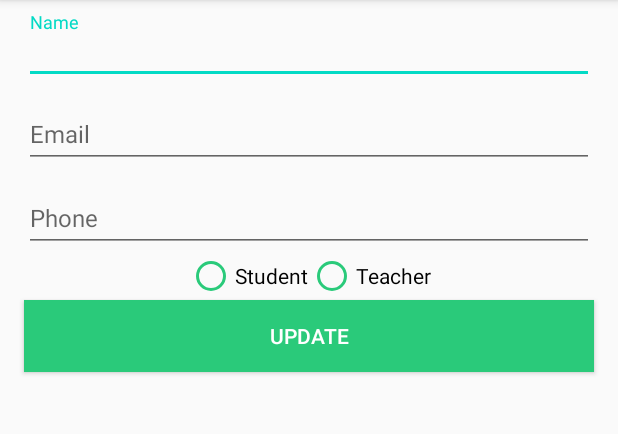
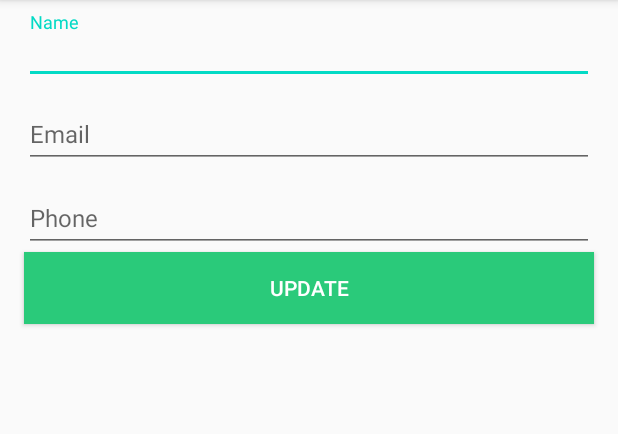
Before and after one commit to d19ce149/SmartStudyApp, an Android app: the UpdateActivity screen opened directly, with no data from a screen before it, on a phone screen of 412 x 824 dp, the part 84-518 px from its top. Run offline under Robolectric (Android 15) with nearby library versions, the phone set to English and light mode, and no system bars; our stand-ins replace Volley; network calls fail; Roboto replaces fonts that are not available here.

Commit message:
beta commit

```diff
--- a/app/src/main/java/com/amitvikram/smartstudyapp/RegisterActivity.java
+++ b/app/src/main/java/com/amitvikram/smartstudyapp/RegisterActivity.java
@@ -287,7 +287,7 @@ public class RegisterActivity extends AppCompatActivity {
             Toast.makeText(this, "Please select student or teacher", Toast.LENGTH_LONG).show();
             return;
         }
-        if (!validateUname() || !validatePhone() || !validateEmail() || !validatePassword()) {
+        if (!validateUname() || !validatePhone() || !validateEmail() || !validatePassword() || !validateConfirmPassword()) {
             Toast.makeText(this, "PLease Enter All The Correct Details!!!", Toast.LENGTH_LONG);
 //            loading.setVisibility(View.GONE);
 //            btn_regist.setVisibility(View.VISIBLE);
@@ -311,7 +311,7 @@ public class RegisterActivity extends AppCompatActivity {
                                     Intent intent = new Intent(RegisterActivity.this, LoginActivity.class);
                                     startActivity(intent);
                                 } else {
-                                    Toast.makeText(RegisterActivity.this, "Register Success!", Toast.LENGTH_SHORT).show();
+//                                    Toast.makeText(RegisterActivity.this, "Register Success!", Toast.LENGTH_SHORT).show();
 //                                    loading.setVisibility(View.GONE);
 //                                    btn_regist.setVisibility(View.VISIBLE);
                                 }
@@ -319,7 +319,7 @@ public class RegisterActivity extends AppCompatActivity {
 
                             } catch (JSONException e) {
                                 e.printStackTrace();
-                                Toast.makeText(RegisterActivity.this, "User Already Exist. " + e.toString(), Toast.LENGTH_SHORT).show();
+                                Toast.makeText(RegisterActivity.this, "Error" + e.toString(), Toast.LENGTH_SHORT).show();
 //                                loading.setVisibility(View.GONE);
 //                                btn_regist.setVisibility(View.VISIBLE);
                             }
--- a/app/src/main/java/com/amitvikram/smartstudyapp/UpdateActivity.java
+++ b/app/src/main/java/com/amitvikram/smartstudyapp/UpdateActivity.java
@@ -30,9 +30,9 @@ import java.util.Map;
 public class UpdateActivity extends AppCompatActivity {
     private TextInputEditText txtName, txtPhone, txtEmail;
     private static String URL_REGIST = "http://smartstudyapp.000webhostapp.com/update_user_details.php";
-    private RadioButton radioButtonStudent, radioButtonTeacher;
+//    private RadioButton radioButtonStudent, radioButtonTeacher;
     private String userType = "";
-    private RadioGroup radioGroup;
+//    private RadioGroup radioGroup;
     private String old_email;
     private Button updateBtn;
     @Override
@@ -42,25 +42,26 @@ public class UpdateActivity extends AppCompatActivity {
         txtName = findViewById(R.id.editText_name);
         txtPhone = findViewById(R.id.editText_phone);
         txtEmail = findViewById(R.id.editText_email);
-        radioButtonStudent = findViewById(R.id.radioStudentUpdate);
-        radioButtonTeacher = findViewById(R.id.radioTeacherUpdate);
-        radioGroup = findViewById(R.id.radioGrpUpdate);
+//        radioButtonStudent = findViewById(R.id.radioStudentUpdate);
+//        radioButtonTeacher = findViewById(R.id.radioTeacherUpdate);
+//        radioGroup = findViewById(R.id.radioGrpUpdate);
         updateBtn = findViewById(R.id.btn_update);
         Intent intent = getIntent();
         txtName.setText(intent.getStringExtra("name"));
         txtEmail.setText(intent.getStringExtra("email"));
         txtPhone.setText(intent.getStringExtra("phone"));
         old_email = txtEmail.getText().toString();
-        radioGroup.setOnCheckedChangeListener(new RadioGroup.OnCheckedChangeListener() {
-            @Override
-            public void onCheckedChanged(RadioGroup radioGroup, int i) {
-                if (i == radioButtonStudent.getId()) {
-                    userType = "student";
-                } else if (i == radioButtonTeacher.getId()) {
-                    userType = "teacher";
-                }
-            }
-        });
+        //todo: get usertype by session
+//        radioGroup.setOnCheckedChangeListener(new RadioGroup.OnCheckedChangeListener() {
+//            @Override
+//            public void onCheckedChanged(RadioGroup radioGroup, int i) {
+//                if (i == radioButtonStudent.getId()) {
+//                    userType = "student";
+//                } else if (i == radioButtonTeacher.getId()) {
+//                    userType = "teacher";
+//                }
+//            }
+//        });
         updateBtn.setOnClickListener(new View.OnClickListener() {
             @Override
             public void onClick(View v) {
--- a/app/src/main/java/com/amitvikram/smartstudyapp/UploadTopicActivity.java
+++ b/app/src/main/java/com/amitvikram/smartstudyapp/UploadTopicActivity.java
@@ -152,7 +152,7 @@ public class UploadTopicActivity extends AppCompatActivity implements Spinner.On
         String modellink = modelLink;
 
         if (name.equals("") || desc.equals("") || modelname.equals("") || modellink.equals("")) {
-            Toast.makeText(this, "PLease Enter All The Topic Details!!!", Toast.LENGTH_LONG);
+            Toast.makeText(this, "Please Enter All The Topic Details!!!", Toast.LENGTH_LONG);
 //            loading.setVisibility(View.GONE);
 //            btn_regist.setVisibility(View.VISIBLE);
         } else {
@@ -169,13 +169,13 @@ public class UploadTopicActivity extends AppCompatActivity implements Spinner.On
 //                                    loading.setVisibility(View.GONE);
 //                                    btn_regist.setVisibility(View.VISIBLE);
                                 } else if (success.equals("1")) {
-                                    Toast.makeText(UploadTopicActivity.this, "Update Success!", Toast.LENGTH_SHORT).show();
+                                    Toast.makeText(UploadTopicActivity.this, "Upload Success!", Toast.LENGTH_SHORT).show();
 //                                    loading.setVisibility(View.GONE);
 //                                    btn_regist.setVisibility(View.VISIBLE);
                                     Intent intent = new Intent(UploadTopicActivity.this, MainActivity.class);
                                     startActivity(intent);
                                 } else {
-                                    Toast.makeText(UploadTopicActivity.this, "Update Success!", Toast.LENGTH_SHORT).show();
+                                    Toast.makeText(UploadTopicActivity.this, "Upload Success!", Toast.LENGTH_SHORT).show();
 //                                    loading.setVisibility(View.GONE);
 //                                    btn_regist.setVisibility(View.VISIBLE);
                                 }
--- a/app/src/main/res/layout/activity_update.xml
+++ b/app/src/main/res/layout/activity_update.xml
@@ -77,29 +77,7 @@
             tools:text="Home - Adam" />
 
     </com.google.android.material.textfield.TextInputLayout>
-    <RadioGroup
-        android:id="@+id/radioGrpUpdate"
-        android:layout_width="match_parent"
-        android:layout_height="wrap_content"
-        android:orientation="horizontal"
-        android:gravity="center_horizontal">
 
-        <RadioButton
-            android:id="@+id/radioStudentUpdate"
-            android:layout_width="wrap_content"
-            android:layout_height="wrap_content"
-            android:buttonTint="@color/colorPrimary"
-            android:text="@string/student"
-            android:textColor="@color/black" />
-
-        <RadioButton
-            android:id="@+id/radioTeacherUpdate"
-            android:layout_width="wrap_content"
-            android:layout_height="wrap_content"
-            android:buttonTint="@color/colorPrimary"
-            android:text="@string/teacher"
-            android:textColor="@color/black" />
-    </RadioGroup>
 
     <Button
         android:id="@+id/btn_update"
--- a/app/src/main/res/layout/itemmodel.xml
+++ b/app/src/main/res/layout/itemmodel.xml
@@ -17,8 +17,8 @@
 
         <RelativeLayout
             android:layout_width="match_parent"
-            android:layout_height="150dp"
-            android:background="@color/background_color">
+            android:layout_height="90dp"
+            android:background="@color/cardBg">
 
             <TextView
                 android:id="@+id/txt_model_name"
@@ -29,7 +29,7 @@
                 android:layout_marginRight="16dp"
                 android:fontFamily="@font/allerta"
                 android:text="Maths"
-                android:textColor="@color/white"
+                android:textColor="#5C5757"
                 android:textSize="25sp"
                 android:textStyle="bold" />
 
--- a/app/src/main/res/layout/itemresult.xml
+++ b/app/src/main/res/layout/itemresult.xml
@@ -17,8 +17,8 @@
 
         <RelativeLayout
             android:layout_width="match_parent"
-            android:layout_height="150dp"
-            android:background="@color/background_color">
+            android:layout_height="90dp"
+            android:background="@color/cardBg">
 
             <TextView
                 android:id="@+id/txt_category"
@@ -29,7 +29,7 @@
                 android:layout_marginRight="16dp"
                 android:fontFamily="@font/allerta"
                 android:text="Maths"
-                android:textColor="@color/white"
+                android:textColor="#5C5757"
                 android:textSize="25sp"
                 android:textStyle="bold" />
 
--- a/app/src/main/res/layout/itemtopic.xml
+++ b/app/src/main/res/layout/itemtopic.xml
@@ -17,8 +17,8 @@
 
         <RelativeLayout
             android:layout_width="match_parent"
-            android:layout_height="150dp"
-            android:background="@color/background_color">
+            android:layout_height="90dp"
+            android:background="@color/cardBg">
 
             <TextView
                 android:id="@+id/txt_topic"
@@ -29,7 +29,7 @@
                 android:layout_marginRight="16dp"
                 android:fontFamily="@font/allerta"
                 android:text="Maths"
-                android:textColor="@color/white"
+                android:textColor="#5C5757"
                 android:textSize="25sp"
                 android:textStyle="bold" />
 
```
Also changed, not shown: app/src/main/res/layout/error.xml (+1 -11 lines).
